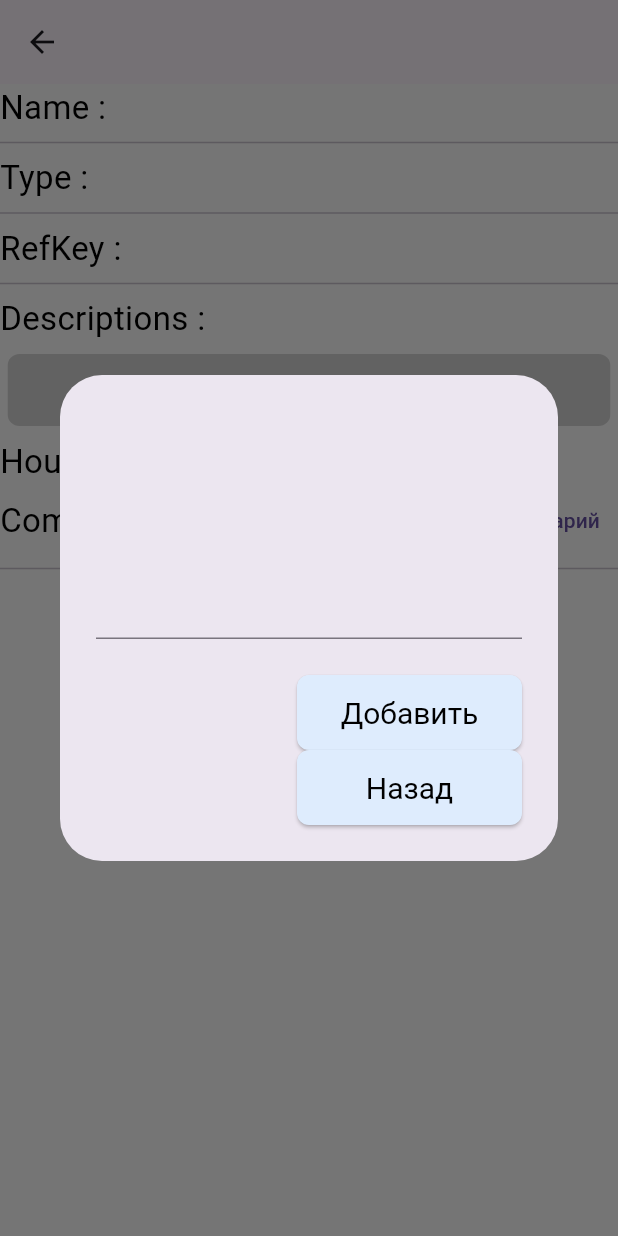
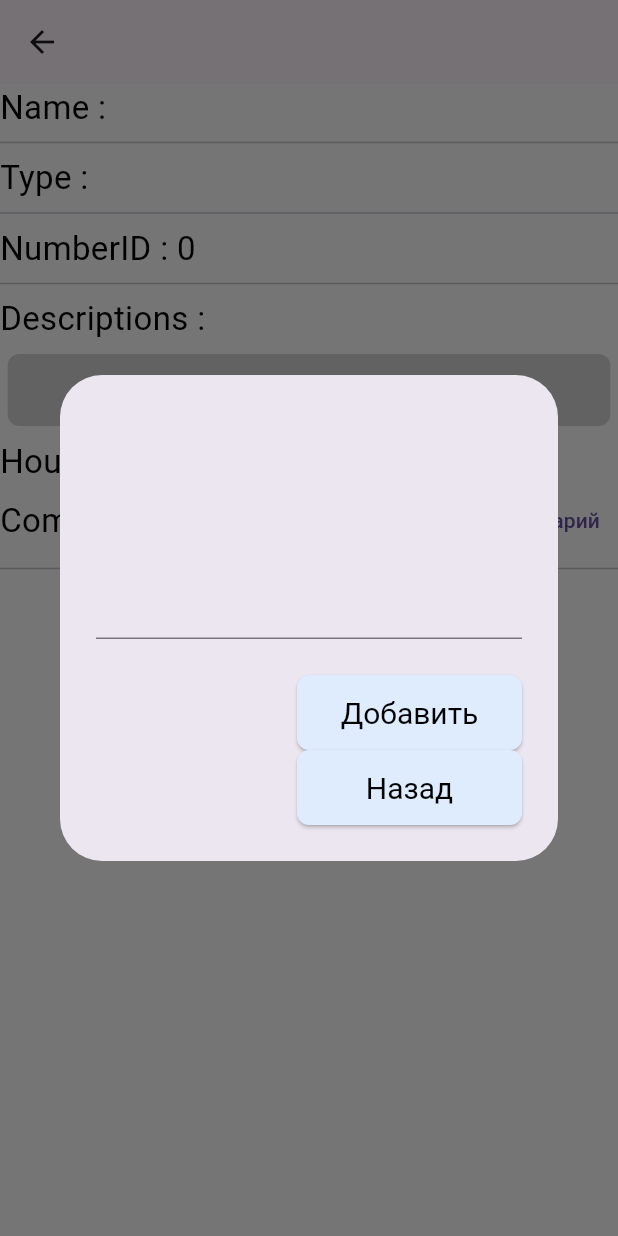
Before and after one commit to 9101423r/task_list, a Flutter app: the TaskPage screen opened directly with empty values, after a tap on "Добавить комментарий", on a phone screen of 412 x 824 dp. Run offline on Flutter 3.47's test engine with Material 3 defaults, Android fonts, the phone set to English and light mode, and no system bars; our stand-ins replace bloc, cloud_firestore, dio, equatable, firebase_auth, firebase_core and 4 more; missing offline and left inert: choice; accounts and stored records are empty; generated files the repository leaves out were written again; network calls fail; statements that could not run were skipped.

Commit message:
post task for server

```diff
--- a/lib/l10n/app_en.arb
+++ b/lib/l10n/app_en.arb
@@ -14,5 +14,6 @@
   "changeLocale": "Change Locale",
   "changeTheme": "Change Theme",
   "status": "Status",
-  "fullName": "Fullname"
+  "fullName": "Fullname",
+  "refreshPageText": "Please refresh the page"
 }
--- a/lib/l10n/app_ru.arb
+++ b/lib/l10n/app_ru.arb
@@ -14,6 +14,7 @@
   "changeLocale": "Изменить язык",
   "changeTheme": "Изменить тему",
   "status": "Статус",
-  "fullName": "Имя и фамилия"
+  "fullName": "Имя и фамилия",
+  "refreshPageText": "Пожалуйста, обновите страницу"
 
 }
--- a/lib/screens/home_screen/widgets/alert_dialog.dart
+++ b/lib/screens/home_screen/widgets/alert_dialog.dart
@@ -32,7 +32,7 @@ class _MyAlertWidgetState extends State<MyAlertWidget> {
 
   @override
   Widget build(BuildContext context) {
-    return BlocBuilder<OperationForTaskBloc, OperationForTaskState>(
+    return BlocBuilder<OperationForTaskBloc, OperationForTaskState>( // C FutureBuilder только онлайн будет работать
       builder: (context, state) {
         return AlertDialog(
           content: SizedBox(
--- a/lib/screens/login_scren/widgets/forms/login_form.dart
+++ b/lib/screens/login_scren/widgets/forms/login_form.dart
@@ -1,17 +1,19 @@
 import 'package:flutter/material.dart';
 import 'package:flutter_bloc/flutter_bloc.dart';
+import 'package:flutter_gen/gen_l10n/app_localizations.dart';
+
 import 'package:task_list/blocs/drop_down_bloc/drop_down_bloc.dart';
 import 'package:task_list/blocs/sign_up_bloc/sign_up_bloc.dart';
+
 import 'package:task_list/constants/app_text_styles.dart';
 import 'package:task_list/constants/validator.dart';
+
 import 'package:task_list/data/api/api_from_1c.dart';
 import 'package:task_list/domain/models/user_model.dart';
+
 import 'package:task_list/screens/general_widgets/company_name_drop_down.dart';
 import 'package:task_list/screens/login_scren/widgets/text_fields/email_text_field.dart';
 import 'package:task_list/screens/login_scren/widgets/text_fields/general_text_field.dart';
-
-import 'package:flutter_gen/gen_l10n/app_localizations.dart';
-
 import 'package:task_list/screens/login_scren/widgets/text_fields/password_text_field.dart';
 
 class LoginForm extends StatefulWidget {
@@ -89,7 +91,6 @@ class _LoginFormState extends State<LoginForm> {
         width: MediaQuery.of(context).size.width * 0.5,
         child: TextButton(
           onPressed: () {
-            print("refKey:$refKey");
             if (formKey.currentState!.validate()) {
               MyUser myUser = MyUser.empty;
               myUser = myUser.copyWith(
@@ -100,7 +101,7 @@ class _LoginFormState extends State<LoginForm> {
                   phoneNumber:
                       Validator().clearPhoneNumber(phoneNumberController.text),
                   refKey: refKey);
-              print("refKey:$refKey");
+
               context
                   .read<SignUpBloc>()
                   .add(SignUpRequired(myUser, passwordController.text));
--- a/lib/screens/task_screen/task_page.dart
+++ b/lib/screens/task_screen/task_page.dart
@@ -1,9 +1,6 @@
 import 'package:flutter/material.dart';
 import 'package:flutter_bloc/flutter_bloc.dart';
-import 'package:hive_flutter/adapters.dart';
 import 'package:task_list/blocs/edit_task_bloc/edit_task_bloc.dart';
-import 'package:task_list/domain/repository/local_task_comment_repositoryt.dart';
-import 'package:task_list/domain/models/hive_models/comments_model.dart';
 import 'package:task_list/domain/models/hive_models/task.dart';
 
 import 'package:task_list/screens/task_screen/widgets/alert_dialog.dart';
@@ -21,19 +18,9 @@ class TaskPage extends StatefulWidget {
 }
 
 class _TaskPageState extends State<TaskPage> {
-  late final LocalCommentRepository commentRepository;
-  late final box = Hive.box<Comment>('commentBox');
 
-  @override
-  void initState() {
-    super.initState();
-    commentRepository = LocalCommentRepository(task: widget.task);
-    box.watch().listen((event) {
-      if (mounted) {
-        setState(() {});
-      }
-    });
-  }
+
+
 
   @override
   Widget build(BuildContext context) {
@@ -47,11 +34,11 @@ class _TaskPageState extends State<TaskPage> {
   Column bodyMain(BuildContext context) {
     return Column(crossAxisAlignment: CrossAxisAlignment.start, children: [
       JustText(stringType: 'Name', stringSpec: widget.task.title),
-      Divider(),
+      const Divider(),
       JustText(stringType: 'Type', stringSpec: widget.task.typeTask),
-      Divider(),
-      JustText(stringType: 'RefKey', stringSpec: widget.task.refKey),
-      Divider(),
+      const Divider(),
+      JustText(stringType: 'NumberID', stringSpec: widget.task.id.toString()),
+      const Divider(),
       JustText(
           stringType: 'Descriptions', stringSpec: widget.task.descriptions),
       BlocProvider(
@@ -62,9 +49,9 @@ class _TaskPageState extends State<TaskPage> {
       commentsRow(context),
       const Divider(),
       CommentsListView(
-          commentRepository: commentRepository,
+
           task: widget.task,
-          boxComments: box),
+          ),
     ]);
   }
 
```
Also changed, not shown: lib/blocs/operation_for_task/operation_for_task_bloc.dart (+6 -23 lines), lib/constants/validator.dart (+11 -0 lines), lib/data/api/api_from_1c.dart (+29 -4 lines), lib/domain/models/hive_models/task.dart (+50 -9 lines), lib/screens/general_widgets/company_name_drop_down.dart (+4 -4 lines), lib/screens/home_screen/home_screen.dart (+1 -6 lines), lib/screens/task_screen/widgets/comments_show.dart (+4 -5 lines).
